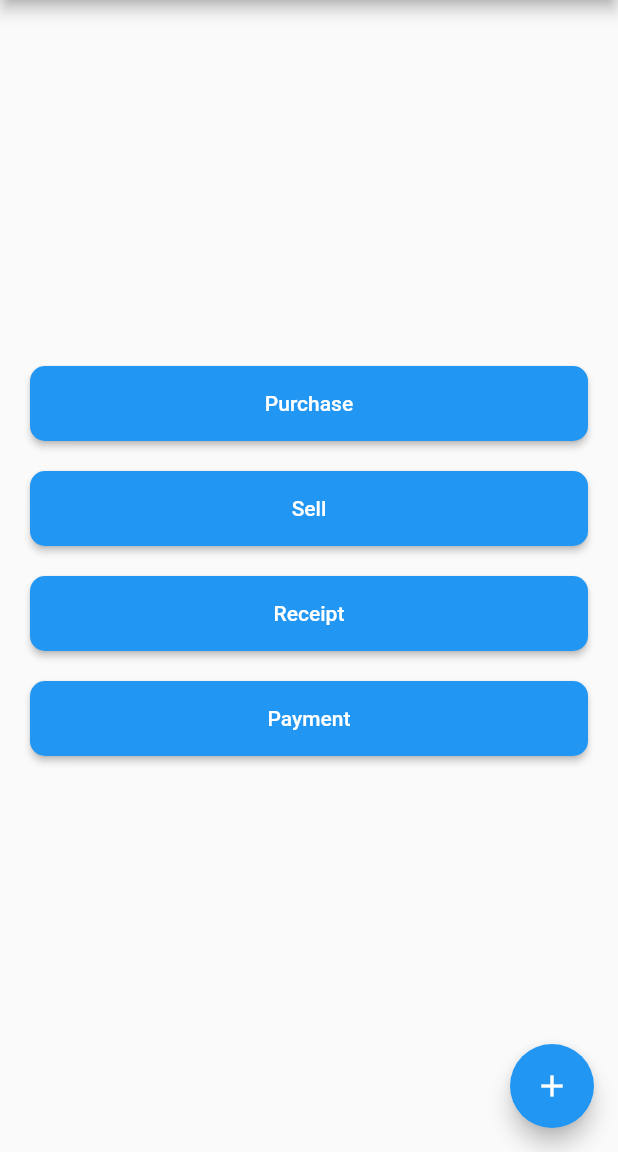
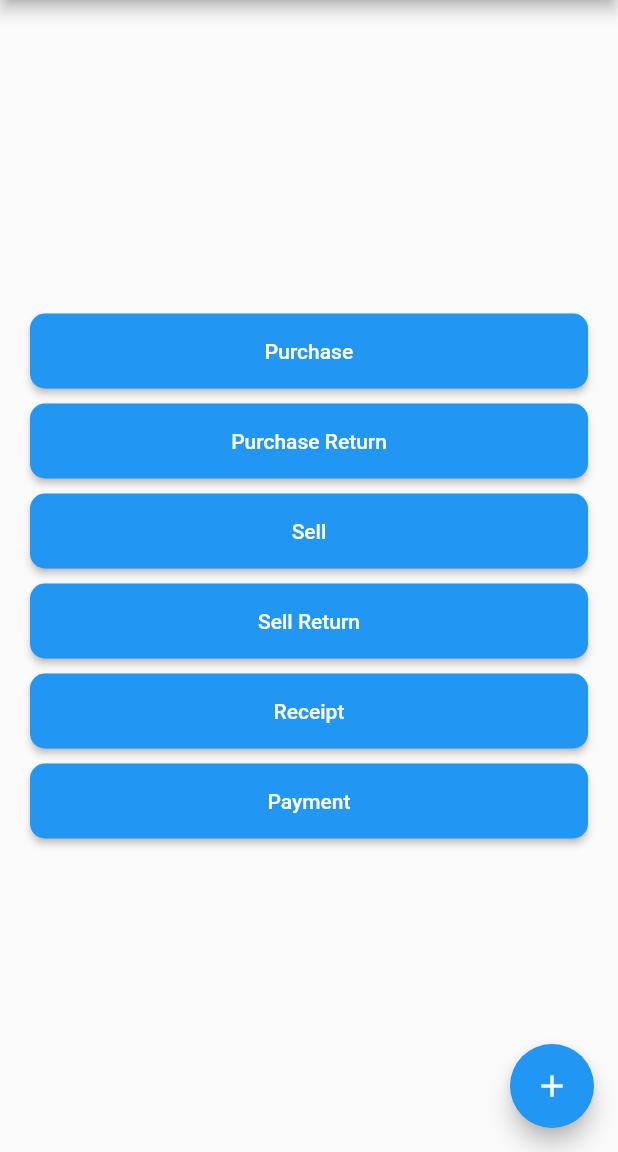
Before and after one commit to quadrirehan/inventory_management, a Flutter app: the screen it shows after launch, on a phone screen of 412 x 824 dp, the part 84-1236 px from its top. Run offline on Flutter 3.47's test engine with Material 2 defaults, Android fonts, the phone set to English and light mode, and no system bars; our stand-ins replace fluttertoast, rflutter_alert, sqflite; accounts and stored records are empty.

Commit message:
Purchase Return (Database) Sell Return (Database) Stock Transaction Product qty

```diff
--- a/lib/main.dart
+++ b/lib/main.dart
@@ -75,7 +75,24 @@ class _MyHomePageState extends State<MyHomePage> {
                       borderRadius: BorderRadius.circular(10)),
                 ),
               ),
-              SizedBox(height: 20),
+              SizedBox(height: 10),
+              Container(
+                height: 50,
+                child: RaisedButton(
+                  onPressed: () {
+                    Navigator.push(
+                        context,
+                        MaterialPageRoute(
+                            builder: (context) => PurchaseStock()));
+                  },
+                  child: Text("Purchase Return"),
+                  color: Colors.blue,
+                  textColor: Colors.white,
+                  shape: RoundedRectangleBorder(
+                      borderRadius: BorderRadius.circular(10)),
+                ),
+              ),
+              SizedBox(height: 10),
               Container(
                 height: 50,
                 child: RaisedButton(
@@ -92,7 +109,24 @@ class _MyHomePageState extends State<MyHomePage> {
                       borderRadius: BorderRadius.circular(10)),
                 ),
               ),
-              SizedBox(height: 20),
+              SizedBox(height: 10),
+              Container(
+                height: 50,
+                child: RaisedButton(
+                  onPressed: () {
+                    Navigator.push(
+                        context,
+                        MaterialPageRoute(
+                            builder: (context) => SellProducts()));
+                  },
+                  child: Text("Sell Return"),
+                  color: Colors.blue,
+                  textColor: Colors.white,
+                  shape: RoundedRectangleBorder(
+                      borderRadius: BorderRadius.circular(10)),
+                ),
+              ),
+              SizedBox(height: 10),
               Container(
                 height: 50,
                 child: RaisedButton(
@@ -107,7 +141,7 @@ class _MyHomePageState extends State<MyHomePage> {
                       borderRadius: BorderRadius.circular(10)),
                 ),
               ),
-              SizedBox(height: 20),
+              SizedBox(height: 10),
               Container(
                 height: 50,
                 child: RaisedButton(
@@ -122,7 +156,6 @@ class _MyHomePageState extends State<MyHomePage> {
                       borderRadius: BorderRadius.circular(10)),
                 ),
               ),
-              SizedBox(height: 20),
             ],
           ),
         ),
```
Also changed, not shown: lib/Purchase/ConfirmPurchase.dart (deleted, +0 -66 lines), lib/Purchase/PurchaseReturn.dart (added, +14 -0 lines), lib/Sell/SellProducts.dart (+8 -2 lines), lib/Utils/DatabaseHelper.dart (+7 -6 lines).
